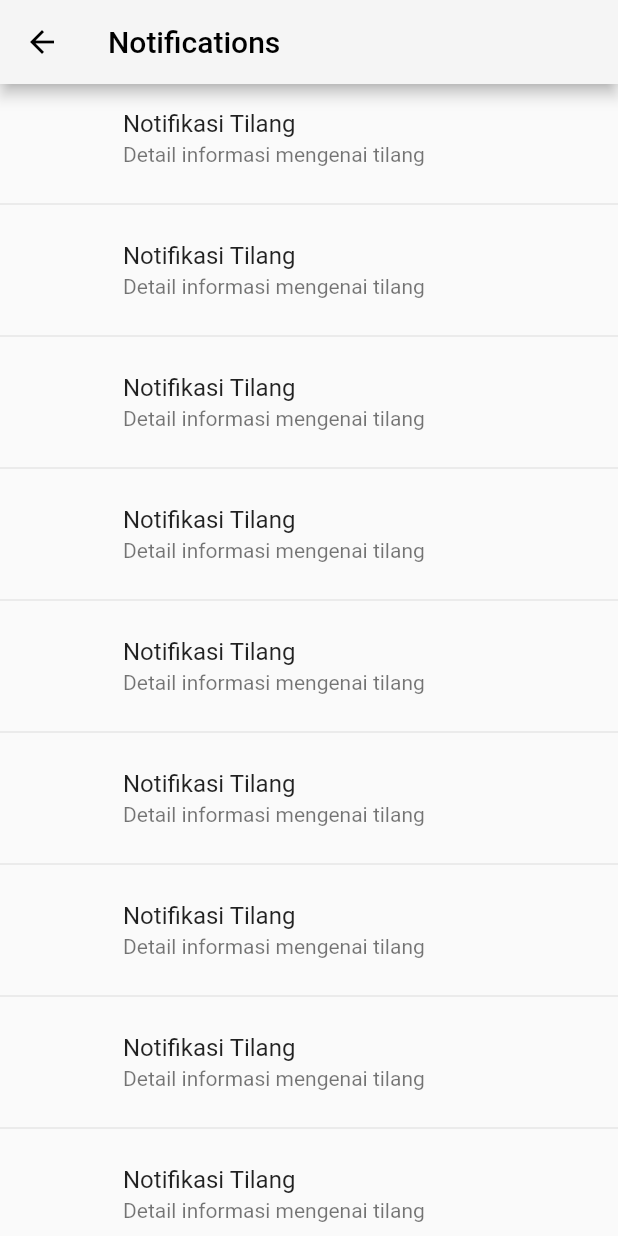
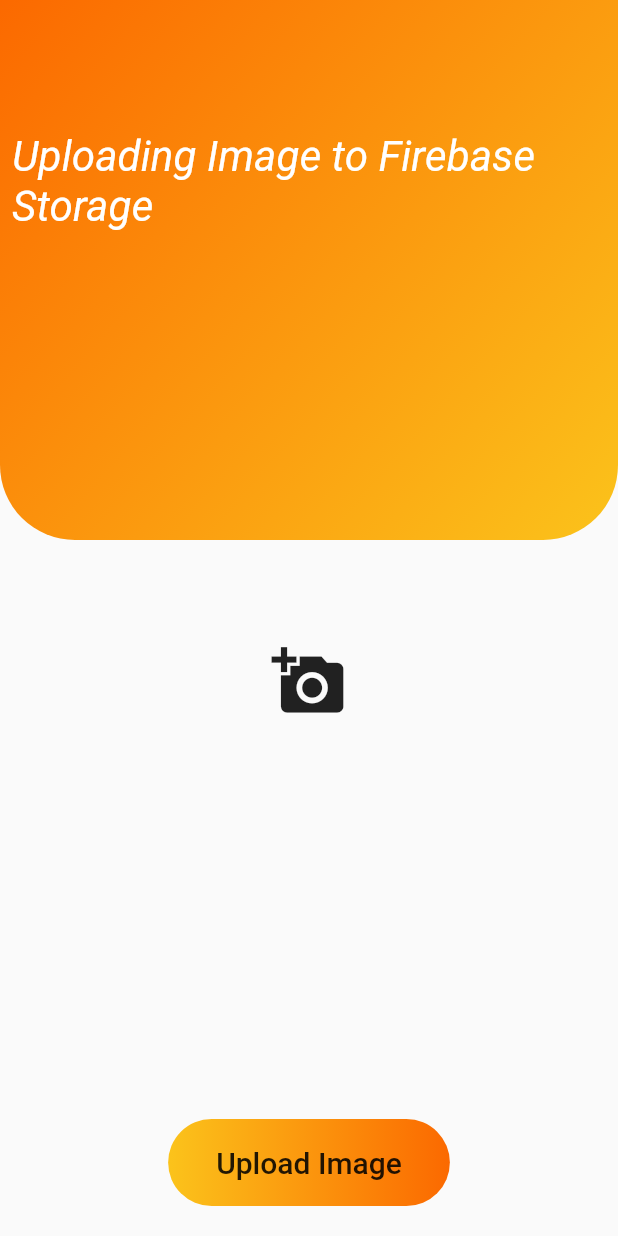
Before and after one commit to WillyHonandar/design_ui_skripsi, a Flutter app: the Home screen opened directly, after a tap on the "notifications" icon, on a phone screen of 412 x 824 dp. Run offline on Flutter 3.47's test engine with Material 2 defaults, Android fonts, the phone set to English and light mode, and no system bars; our stand-ins replace carousel_pro, cloud_firestore, firebase_auth, firebase_core, firebase_storage, flutter_icons and 8 more; missing offline and left inert: cupertino_stepper, map_launcher, status_change; accounts and stored records are empty.

Commit message:
fix: update kata2
update kata2 dan juga coba upload image

```diff
--- a/lib/Authentication/otp.dart
+++ b/lib/Authentication/otp.dart
@@ -122,7 +122,7 @@
   }
 
   verifyPhoneNumber() async {
-    startTimer();
+    // startTimer();
     await FirebaseAuth.instance.verifyPhoneNumber(
         phoneNumber: '+62${widget.phone}',
         verificationCompleted: (PhoneAuthCredential credential) async {
--- /dev/null
+++ b/lib/Pages/Navbar/Notification/latihan_image.dart
@@ -0,0 +1,151 @@
+import 'dart:io';
+
+import 'package:firebase_storage/firebase_storage.dart';
+import 'package:flutter/material.dart';
+import 'package:image_picker/image_picker.dart';
+import 'package:path/path.dart';
+
+//void main() => runApp(MyApp());
+
+class LatihanBosku extends StatelessWidget {
+  // This widget is the root of your application.
+  @override
+  Widget build(BuildContext context) {
+    return MaterialApp(
+      title: 'Firebase Storage Demo',
+      theme: ThemeData(
+        primarySwatch: Colors.blue,
+      ),
+      home: UploadingImageToFirebaseStorage(),
+    );
+  }
+}
+
+final Color yellow = Color(0xfffbc31b);
+final Color orange = Color(0xfffb6900);
+
+class UploadingImageToFirebaseStorage extends StatefulWidget {
+  @override
+  _UploadingImageToFirebaseStorageState createState() =>
+      _UploadingImageToFirebaseStorageState();
+}
+
+class _UploadingImageToFirebaseStorageState
+    extends State<UploadingImageToFirebaseStorage> {
+  File _imageFile;
+
+  ///NOTE: Only supported on Android & iOS
+  ///Needs image_picker plugin {https://pub.dev/packages/image_picker}
+  final picker = ImagePicker();
+
+  Future pickImage() async {
+    final pickedFile = await picker.pickImage(source: ImageSource.camera);
+
+    setState(() {
+      _imageFile = File(pickedFile.path);
+    });
+  }
+
+  Future uploadImageToFirebase(BuildContext context) async {
+    String fileName = basename(_imageFile.path);
+    Reference firebaseStorageRef =
+        FirebaseStorage.instance.ref().child('buktiTilang/$fileName');
+    UploadTask uploadTask = firebaseStorageRef.putFile(_imageFile);
+    TaskSnapshot taskSnapshot = await uploadTask;
+    taskSnapshot.ref.getDownloadURL().then(
+          (value) => print("Done: $value"),
+        );
+  }
+
+  @override
+  Widget build(BuildContext context) {
+    return Scaffold(
+      body: Stack(
+        children: <Widget>[
+          Container(
+            height: 360,
+            decoration: BoxDecoration(
+                borderRadius: BorderRadius.only(
+                    bottomLeft: Radius.circular(50.0),
+                    bottomRight: Radius.circular(50.0)),
+                gradient: LinearGradient(
+                    colors: [orange, yellow],
+                    begin: Alignment.topLeft,
+                    end: Alignment.bottomRight)),
+          ),
+          Container(
+            margin: const EdgeInsets.only(top: 80),
+            child: Column(
+              children: <Widget>[
+                Padding(
+                  padding: const EdgeInsets.all(8.0),
+                  child: Center(
+                    child: Text(
+                      "Uploading Image to Firebase Storage",
+                      style: TextStyle(
+                          color: Colors.white,
+                          fontSize: 28,
+                          fontStyle: FontStyle.italic),
+                    ),
+                  ),
+                ),
+                SizedBox(height: 20.0),
+                Expanded(
+                  child: Stack(
+                    children: <Widget>[
+                      Container(
+                        height: double.infinity,
+                        margin: const EdgeInsets.only(
+                            left: 30.0, right: 30.0, top: 10.0),
+                        child: ClipRRect(
+                          borderRadius: BorderRadius.circular(30.0),
+                          child: _imageFile != null
+                              ? Image.file(_imageFile)
+                              : MaterialButton(
+                                  child: Icon(
+                                    Icons.add_a_photo,
+                                    size: 50,
+                                  ),
+                                  onPressed: pickImage,
+                                ),
+                        ),
+                      ),
+                    ],
+                  ),
+                ),
+                uploadImageButton(context),
+              ],
+            ),
+          ),
+        ],
+      ),
+    );
+  }
+
+  Widget uploadImageButton(BuildContext context) {
+    return Container(
+      child: Stack(
+        children: <Widget>[
+          Container(
+            padding:
+                const EdgeInsets.symmetric(vertical: 5.0, horizontal: 16.0),
+            margin: const EdgeInsets.only(
+                top: 30, left: 20.0, right: 20.0, bottom: 20.0),
+            decoration: BoxDecoration(
+                gradient: LinearGradient(
+                  colors: [yellow, orange],
+                ),
+                borderRadius: BorderRadius.circular(30.0)),
+            child: MaterialButton(
+              onPressed: () => uploadImageToFirebase(context),
+              child: Text(
+                "Upload Image",
+                style: TextStyle(fontSize: 20),
+              ),
+            ),
+          ),
+        ],
+      ),
+    );
+  }
+}
--- a/lib/Pages/Navbar/homepage.dart
+++ b/lib/Pages/Navbar/homepage.dart
@@ -1,3 +1,4 @@
+import 'package:aplikasi_tilang_training/Pages/Navbar/Notification/latihan_image.dart';
 import 'package:aplikasi_tilang_training/Pages/Navbar/police_station_location.dart';
 import 'package:aplikasi_tilang_training/Pages/Navbar/Content/content.dart';
 import 'package:aplikasi_tilang_training/Pages/Navbar/list_tilang.dart';
@@ -94,7 +95,7 @@
                         context,
                         MaterialPageRoute(
                             //Nanti dipilih berdasarkan index
-                            builder: (context) => NotificationsList()));
+                            builder: (context) => LatihanBosku()));
                   },
                   padding: EdgeInsets.only(top: 8),
                   icon: Icon(Icons.notifications),
--- a/pubspec.yaml
+++ b/pubspec.yaml
@@ -49,6 +49,9 @@
   im_stepper: ^0.1.2+10
   cupertino_stepper: ^0.2.1
   status_change: ^1.0.0
+  permission_handler: ^8.0.0
+  firebase_storage: ^10.2.5
+
 
 dev_dependencies:
   flutter_test:
```
Also changed, not shown: lib/Authentication/registration.dart (+6 -5 lines), lib/Pages/Navbar/ListTilang/Pembayaran/Sidang/lakukan_sidang.dart (+11 -17 lines), lib/Pages/Navbar/ListTilang/Pembayaran/detail_informasi.dart (+16 -12 lines), lib/Pages/Navbar/ListTilang/Pembayaran/pembayaran.dart (+6 -6 lines), lib/Pages/Navbar/ListTilang/riwayat.dart (+6 -6 lines), lib/Pages/Navbar/ListTilang/tilang_berlangsung.dart (+8 -8 lines), lib/Pages/Navbar/Settings/regis_kendaraan.dart (deleted, +0 -10 lines), pubspec.lock, 1 other file.
